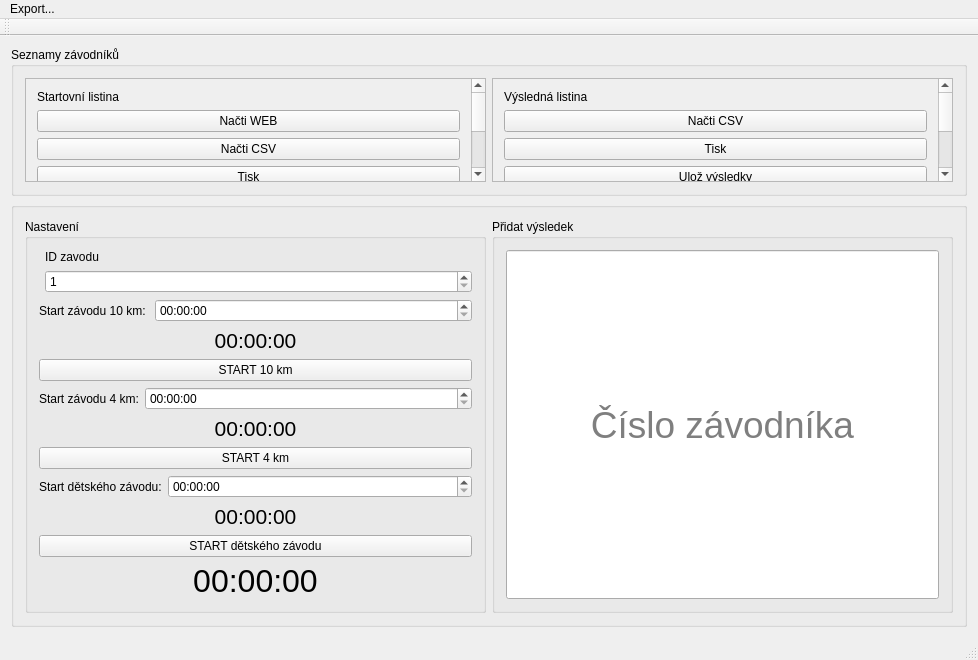
The window that mainwindow.ui (holoujak/prespolnak) describes before a commit, drawn with Qt 5.
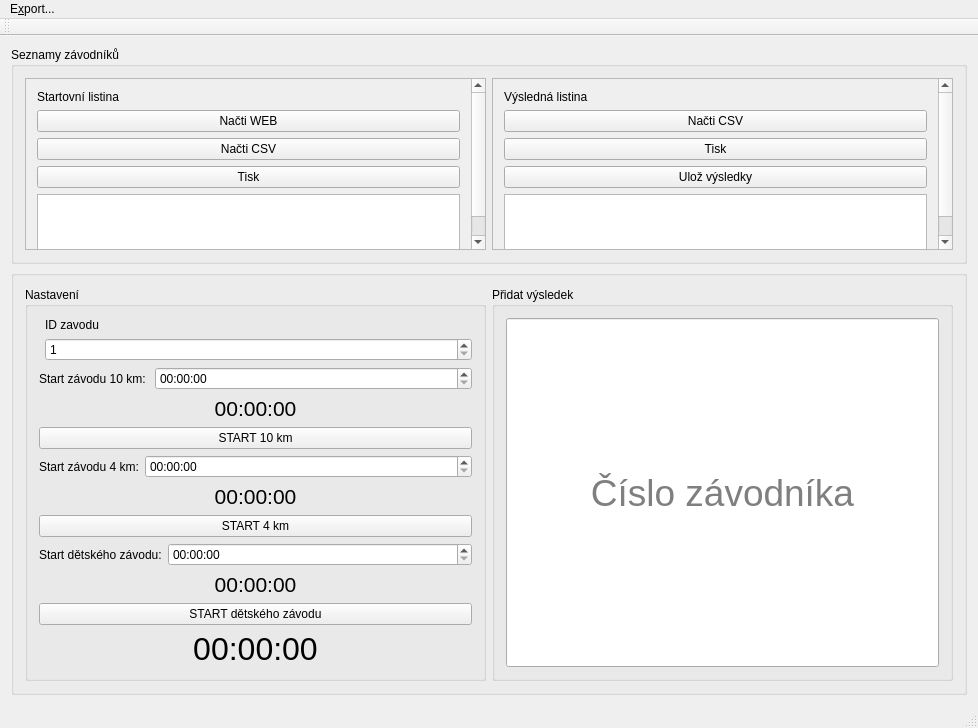
The same window after the commit.

Patch:
```diff
--- a/mainwindow.ui
+++ b/mainwindow.ui
@@ -7,7 +7,7 @@
     <x>0</x>
     <y>0</y>
     <width>978</width>
-    <height>660</height>
+    <height>728</height>
    </rect>
   </property>
   <property name="windowTitle">
@@ -30,9 +30,9 @@
           <property name="geometry">
            <rect>
             <x>0</x>
-            <y>-86</y>
-            <width>449</width>
-            <height>196</height>
+            <y>0</y>
+            <width>448</width>
+            <height>240</height>
            </rect>
           </property>
           <layout class="QVBoxLayout" name="verticalLayout_4">
@@ -84,9 +84,9 @@
           <property name="geometry">
            <rect>
             <x>0</x>
-            <y>-20</y>
-            <width>449</width>
-            <height>196</height>
+            <y>0</y>
+            <width>448</width>
+            <height>240</height>
            </rect>
           </property>
           <layout class="QVBoxLayout" name="verticalLayout_5">
@@ -360,12 +360,12 @@
      <x>0</x>
      <y>0</y>
      <width>978</width>
-     <height>20</height>
+     <height>30</height>
     </rect>
    </property>
    <widget class="QMenu" name="menuExport">
     <property name="title">
-     <string>Export...</string>
+     <string>E&amp;xport...</string>
     </property>
     <widget class="QMenu" name="menuBy_track">
      <property name="title">
```
Left out of the diff: 10 changed lines with no effect on the pictures.
